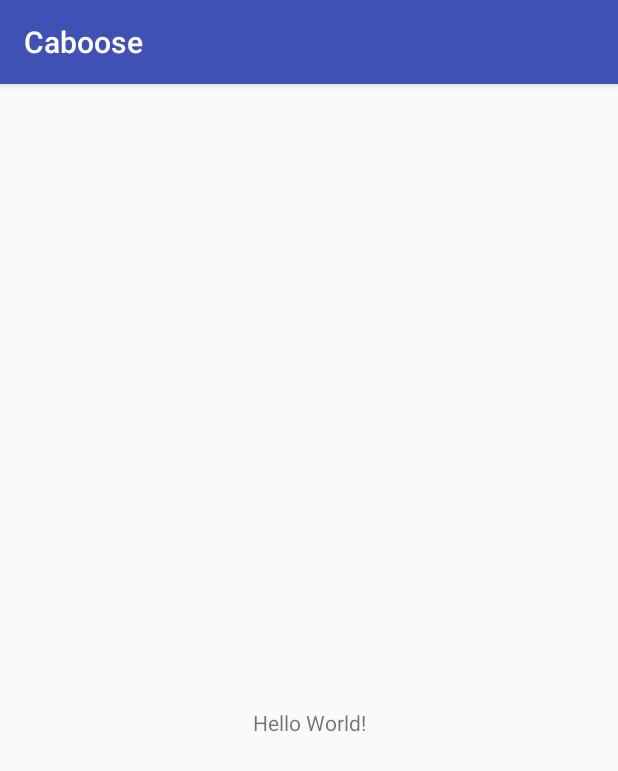
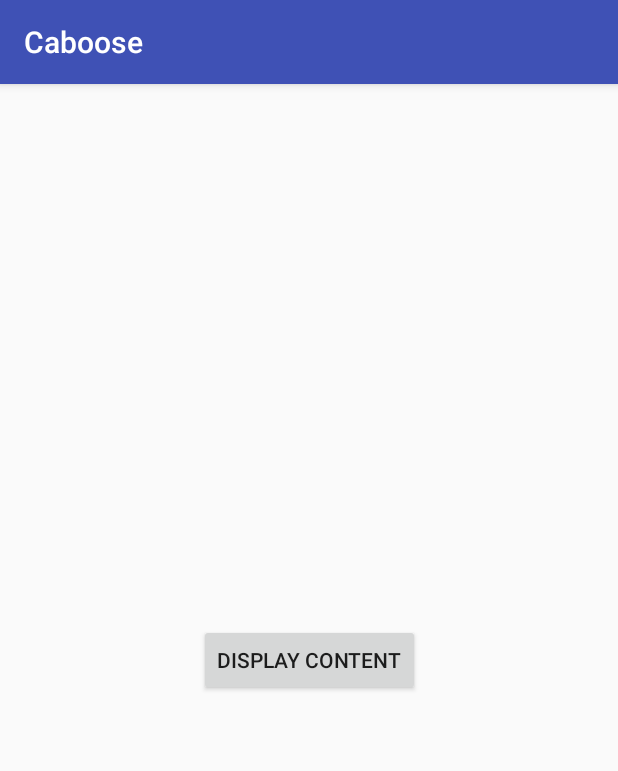
Before and after one commit to emmacm2/246_mobile_app, an Android app: the screen it shows after launch (MainActivity), on a phone screen of 412 x 824 dp. Shown: the top 771 px of the screen. Run offline under Robolectric (Android 15) with nearby library versions, the phone set to English and light mode, and no system bars.

Commit message:
Added a view to display HTML received as a string from an Intent
Button added to the main screen to call new view - can be removed when module screen is created

```diff
--- a/app/src/main/res/layout/activity_main.xml
+++ b/app/src/main/res/layout/activity_main.xml
@@ -7,18 +7,21 @@
     android:layout_height="match_parent"
     tools:context=".MainActivity">
 
-    <TextView
-        android:id="@+id/textView"
+
+    <Button
+        android:id="@+id/button"
         android:layout_width="wrap_content"
         android:layout_height="wrap_content"
-        android:text="Hello World!"
+        android:layout_marginBottom="16dp"
+        android:layout_marginEnd="16dp"
+        android:layout_marginLeft="16dp"
+        android:layout_marginRight="16dp"
+        android:layout_marginStart="16dp"
+        android:layout_marginTop="16dp"
+        android:onClick="displayContent"
+        android:text="@string/DisplayContent"
         app:layout_constraintBottom_toBottomOf="parent"
         app:layout_constraintEnd_toEndOf="parent"
-        app:layout_constraintLeft_toLeftOf="parent"
-        app:layout_constraintRight_toRightOf="parent"
         app:layout_constraintStart_toStartOf="parent"
-        app:layout_constraintTop_toTopOf="parent"
-        app:layout_constraintVertical_bias="0.556" />
-
-
+        app:layout_constraintTop_toTopOf="parent" />
 </android.support.constraint.ConstraintLayout>
--- a/app/src/main/res/values/strings.xml
+++ b/app/src/main/res/values/strings.xml
@@ -1,3 +1,4 @@
 <resources>
     <string name="app_name">Caboose</string>
+    <string name="DisplayContent">Display Content</string>
 </resources>
```
Also changed, not shown: app/src/main/AndroidManifest.xml (+12 -1 lines), app/src/main/java/ingebrigtsen/caboose/Content.java (added, +19 -0 lines), app/src/main/java/ingebrigtsen/caboose/MainActivity.java (+9 -0 lines), app/src/main/res/layout/activity_content.xml (added, +8 -0 lines).
